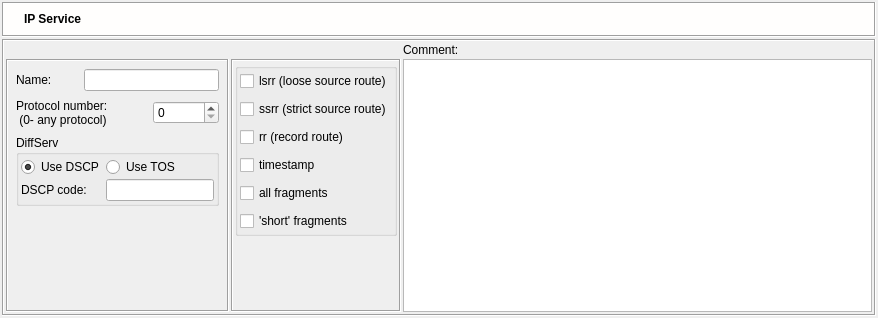
First picture: the form in src/gui/ipservicedialog_q.ui, repository fwbuilder/fwbuilder, before the edit.
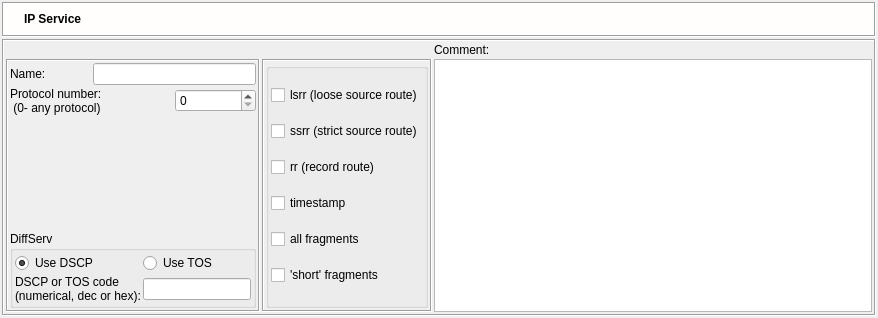
Second picture: the form after the edit. Icons and pictures are not drawn.

Commit message: added support for attributes tos and dscp in IPService

The edit to the form file:
```diff
--- a/src/gui/ipservicedialog_q.ui
+++ b/src/gui/ipservicedialog_q.ui
@@ -245,24 +245,6 @@
            <enum>QFrame::Sunken</enum>
           </property>
           <layout class="QGridLayout" >
-           <property name="leftMargin" >
-            <number>8</number>
-           </property>
-           <property name="topMargin" >
-            <number>8</number>
-           </property>
-           <property name="rightMargin" >
-            <number>8</number>
-           </property>
-           <property name="bottomMargin" >
-            <number>8</number>
-           </property>
-           <property name="horizontalSpacing" >
-            <number>2</number>
-           </property>
-           <property name="verticalSpacing" >
-            <number>8</number>
-           </property>
            <item row="0" column="0" >
             <widget class="QLabel" name="textLabel1" >
              <property name="text" >
@@ -283,7 +265,7 @@
              </property>
             </widget>
            </item>
-           <item row="2" column="0" colspan="2" >
+           <item row="1" column="0" colspan="2" >
             <widget class="QLabel" name="textLabel3" >
              <property name="text" >
               <string>Protocol number:
@@ -294,13 +276,29 @@
              </property>
             </widget>
            </item>
-           <item row="2" column="2" >
+           <item row="1" column="2" >
             <widget class="QSpinBox" name="protocolNum" >
              <property name="maximum" >
               <number>255</number>
              </property>
             </widget>
            </item>
+           <item row="2" column="0" >
+            <spacer>
+             <property name="orientation" >
+              <enum>Qt::Vertical</enum>
+             </property>
+             <property name="sizeType" >
+              <enum>QSizePolicy::MinimumExpanding</enum>
+             </property>
+             <property name="sizeHint" >
+              <size>
+               <width>20</width>
+               <height>5</height>
+              </size>
+             </property>
+            </spacer>
+           </item>
            <item row="3" column="0" colspan="3" >
             <widget class="QGroupBox" name="groupBox" >
              <property name="title" >
@@ -327,7 +325,8 @@
               <item row="1" column="0" >
                <widget class="QLabel" name="code_label" >
                 <property name="text" >
-                 <string>DSCP code:</string>
+                 <string>DSCP or TOS code
+(numerical, dec or hex):</string>
                 </property>
                </widget>
               </item>
@@ -337,22 +336,6 @@
              </layout>
             </widget>
            </item>
-           <item row="4" column="0" >
-            <spacer>
-             <property name="orientation" >
-              <enum>Qt::Vertical</enum>
-             </property>
-             <property name="sizeType" >
-              <enum>QSizePolicy::MinimumExpanding</enum>
-             </property>
-             <property name="sizeHint" >
-              <size>
-               <width>20</width>
-               <height>5</height>
-              </size>
-             </property>
-            </spacer>
-           </item>
           </layout>
          </widget>
         </item>
@@ -374,28 +357,17 @@
               <bool>true</bool>
              </property>
              <layout class="QGridLayout" >
-              <property name="leftMargin" >
-               <number>2</number>
-              </property>
-              <property name="topMargin" >
-               <number>2</number>
-              </property>
-              <property name="rightMargin" >
-               <number>2</number>
-              </property>
-              <property name="bottomMargin" >
-               <number>2</number>
-              </property>
-              <property name="horizontalSpacing" >
-               <number>2</number>
-              </property>
-              <property name="verticalSpacing" >
-               <number>8</number>
-              </property>
-              <item row="4" column="0" >
-               <widget class="QCheckBox" name="all_fragments" >
+              <item row="0" column="0" >
+               <widget class="QCheckBox" name="lsrr" >
                 <property name="text" >
-                 <string>all fragments</string>
+                 <string>lsrr (loose source route)</string>
+                </property>
+               </widget>
+              </item>
+              <item row="1" column="0" >
+               <widget class="QCheckBox" name="ssrr" >
+                <property name="text" >
+                 <string>ssrr (strict source route)</string>
                 </property>
                </widget>
               </item>
@@ -413,10 +385,10 @@
                 </property>
                </widget>
               </item>
-              <item row="1" column="0" >
-               <widget class="QCheckBox" name="ssrr" >
+              <item row="4" column="0" >
+               <widget class="QCheckBox" name="all_fragments" >
                 <property name="text" >
-                 <string>ssrr (strict source route)</string>
+                 <string>all fragments</string>
                 </property>
                </widget>
               </item>
@@ -427,29 +399,9 @@
                 </property>
                </widget>
               </item>
-              <item row="0" column="0" >
-               <widget class="QCheckBox" name="lsrr" >
-                <property name="text" >
-                 <string>lsrr (loose source route)</string>
-                </property>
-               </widget>
-              </item>
              </layout>
             </widget>
            </item>
-           <item row="1" column="0" >
-            <spacer>
-             <property name="orientation" >
-              <enum>Qt::Vertical</enum>
-             </property>
-             <property name="sizeHint" >
-              <size>
-               <width>20</width>
-               <height>40</height>
-              </size>
-             </property>
-            </spacer>
-           </item>
           </layout>
          </widget>
         </item>
```
Left out of the diff: 51 changed lines with no effect on the pictures. The commit also changes 3 other files.
